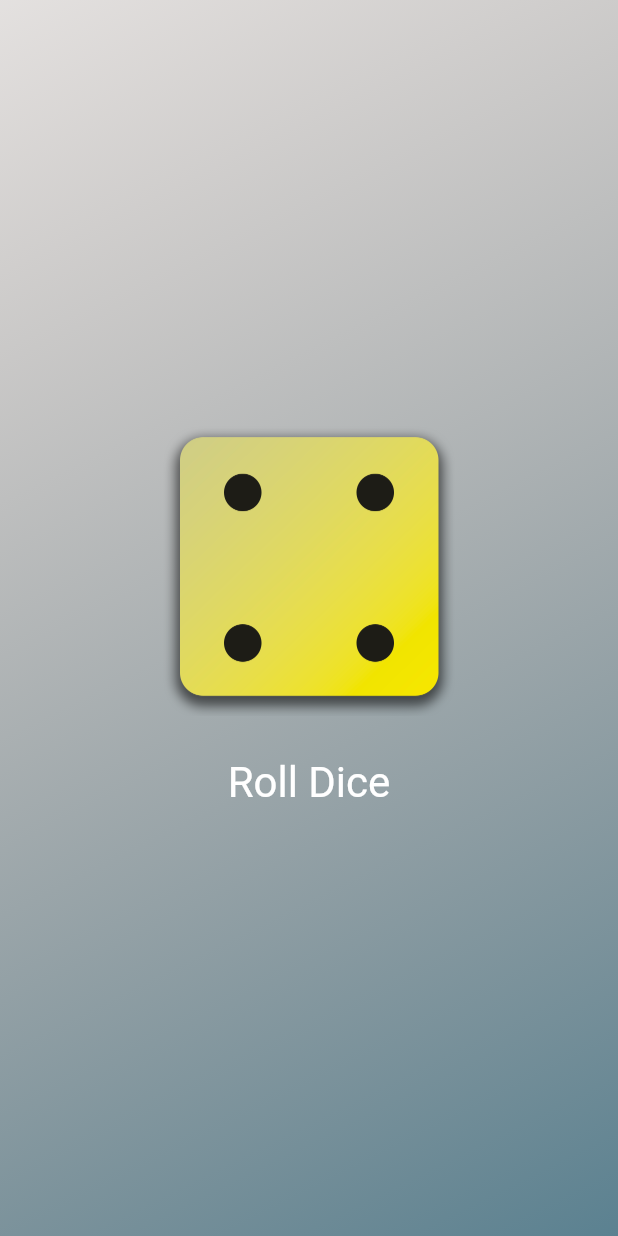
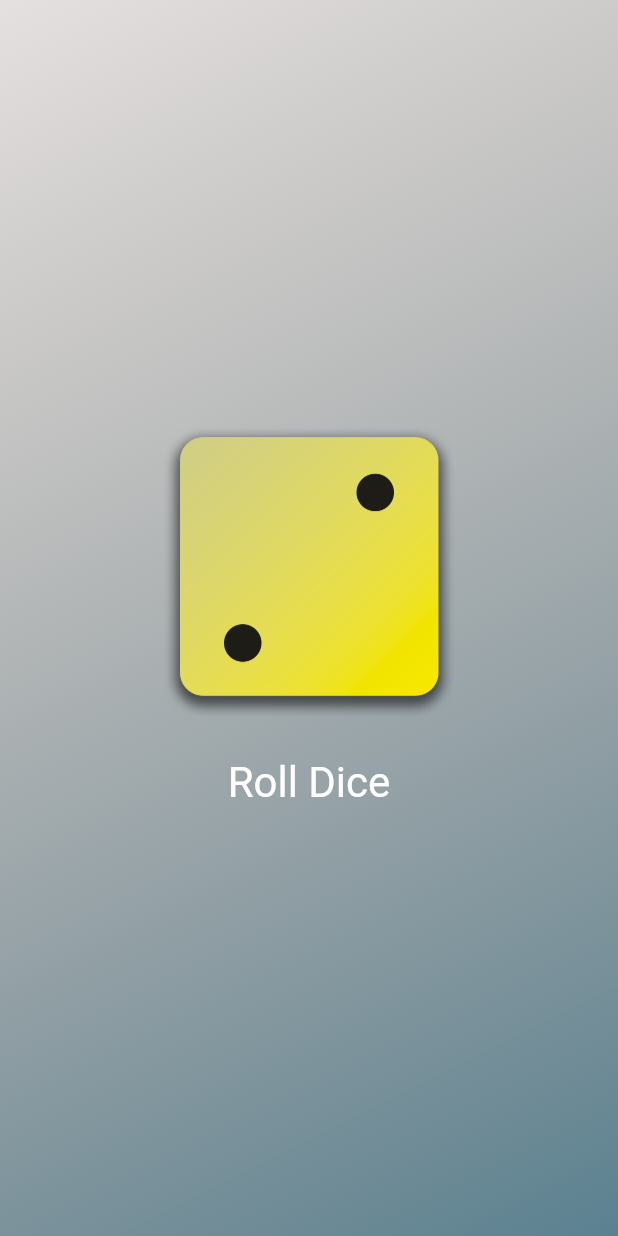
Before and after one commit to homebrew-coding-club/flutter-and-dart, a Flutter app: the screen it shows after launch, on a phone screen of 412 x 824 dp. Run offline on Flutter 3.47's test engine with Material 2 defaults, Android fonts, the phone set to English and light mode, and no system bars.

```diff
--- /dev/null
+++ b/lib/dice_roller.dart
@@ -0,0 +1,47 @@
+import 'package:flutter/material.dart';
+
+class DiceRoller extends StatefulWidget {
+  const DiceRoller({super.key});
+
+  @override
+  State<DiceRoller> createState() {
+    return _DiceRollerState();
+  }
+}
+
+class _DiceRollerState extends State<DiceRoller> {
+  var activeDiceImage = 'assets/images/dice-2.png';
+
+  void rollDice() {
+    setState(() {
+      activeDiceImage = 'assets/images/dice-4.png';
+    });
+  }
+
+  @override
+  Widget build(context) {
+    return Column(
+      mainAxisSize: MainAxisSize.min,
+      children: [
+        Image.asset(
+          activeDiceImage,
+          width: 200,
+        ),
+        const SizedBox(height: 20),
+        TextButton(
+          onPressed: rollDice,
+          style: TextButton.styleFrom(
+            // padding: const EdgeInsets.only(
+            //   top: 20,
+            // ),
+            foregroundColor: Colors.white,
+            textStyle: const TextStyle(
+              fontSize: 28,
+            ),
+          ),
+          child: const Text('Roll Dice'),
+        )
+      ],
+    );
+  }
+}
--- a/lib/gradient_container.dart
+++ b/lib/gradient_container.dart
@@ -1,3 +1,4 @@
+import 'package:first_app/dice_roller.dart';
 import 'package:flutter/material.dart';
 
 const startAlignment = Alignment.topLeft;
@@ -13,7 +14,6 @@ class GradientContainer extends StatelessWidget {
   final Color color1;
   final Color color2;
 
-  void rollDice() {}
 
   @override
   Widget build(context) {
@@ -25,23 +25,8 @@ class GradientContainer extends StatelessWidget {
           end: endAlignment,
         ),
       ),
-      child: Center(
-        child: Column(
-          mainAxisSize: MainAxisSize.min,
-          children: [
-            Image.asset('assets/images/dice-4.png', width: 200),
-            const SizedBox(height: 20),
-            TextButton(
-                onPressed: rollDice,
-                style: TextButton.styleFrom(
-                    // padding: const EdgeInsets.only(top: 20),
-                    foregroundColor: Colors.white,
-                    textStyle: const TextStyle(
-                      fontSize: 28,
-                    )),
-                child: const Text('Roll Dice'))
-          ],
-        ),
+      child: const Center(
+        child: DiceRoller(),
       ),
     );
   }
--- a/lib/main.dart
+++ b/lib/main.dart
@@ -1,7 +1,7 @@
 import 'package:flutter/material.dart';
 import 'package:first_app/gradient_container.dart';
 
-void main() {
+main() {
   runApp(
     const MaterialApp(
       home: Scaffold(
```
